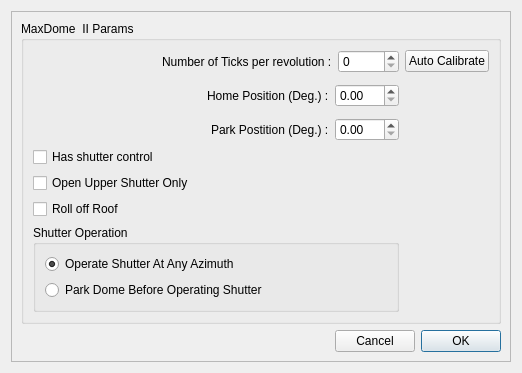
Before: the Qt Designer form maxdomeII.ui in rpineau/maxdomeII, drawn with Qt 5.
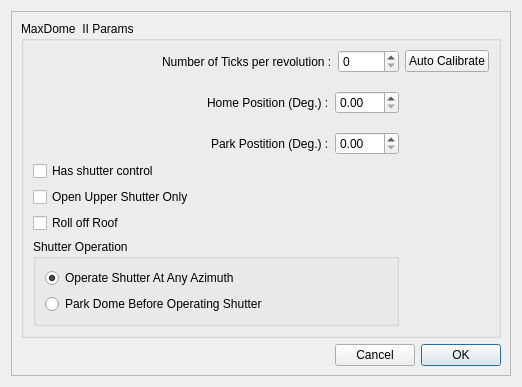
After: the same form once the commit is applied. Custom widgets are drawn as their Qt base class.

Commit message: Attempt at creating the calibration code

Diff of the .ui file:
```diff
--- a/maxdomeII.ui
+++ b/maxdomeII.ui
@@ -7,7 +7,7 @@
     <x>0</x>
     <y>0</y>
     <width>522</width>
-    <height>373</height>
+    <height>387</height>
    </rect>
   </property>
   <property name="windowTitle">
```
Left out of the diff: 5 changed lines with no effect on the pictures. The commit also changes 2 other files.
